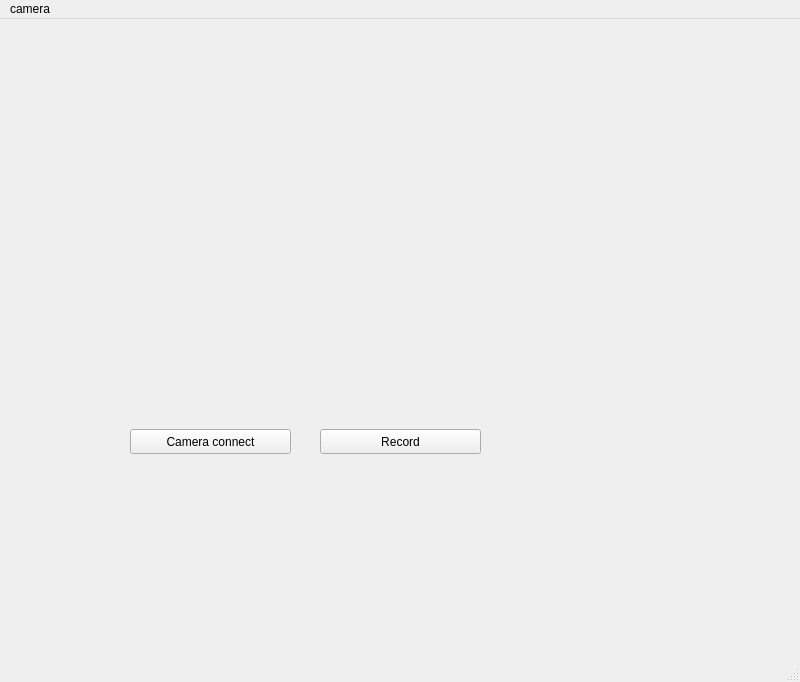
s-woon/PyQT5, file main.ui: the form before one commit.
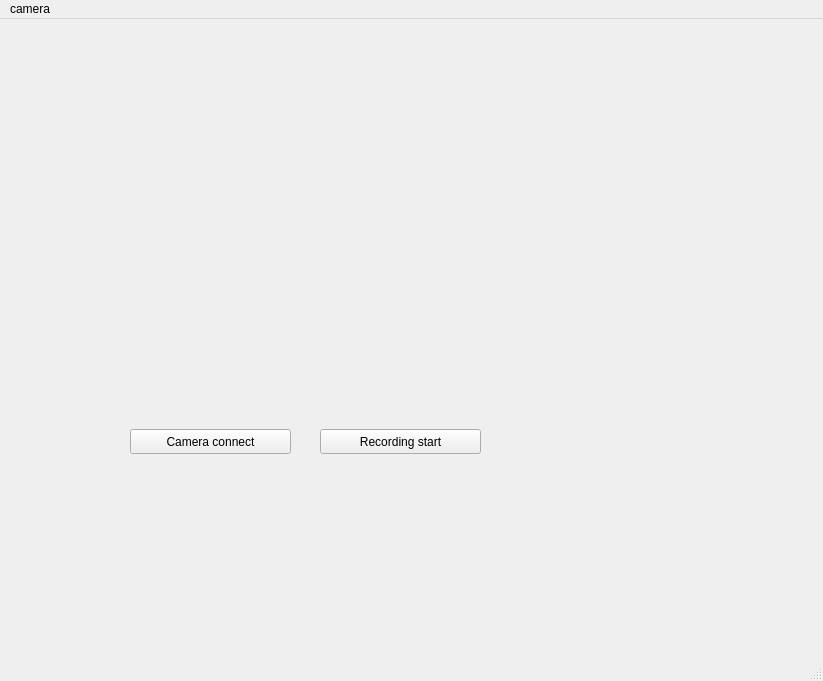
The form after the commit.

What changed in the file:
```diff
--- a/main.ui
+++ b/main.ui
@@ -6,8 +6,8 @@
    <rect>
     <x>0</x>
     <y>0</y>
-    <width>800</width>
-    <height>682</height>
+    <width>823</width>
+    <height>681</height>
    </rect>
   </property>
   <property name="windowTitle">
@@ -19,7 +19,7 @@
      <rect>
       <x>0</x>
       <y>0</y>
-      <width>801</width>
+      <width>821</width>
       <height>641</height>
      </rect>
     </property>
@@ -63,7 +63,19 @@
        </rect>
       </property>
       <property name="text">
-       <string>Record</string>
+       <string>Recording start</string>
+      </property>
+      <property name="checkable">
+       <bool>false</bool>
+      </property>
+      <property name="checked">
+       <bool>false</bool>
+      </property>
+      <property name="autoRepeat">
+       <bool>false</bool>
+      </property>
+      <property name="autoExclusive">
+       <bool>false</bool>
       </property>
      </widget>
     </widget>
@@ -75,8 +87,8 @@
     <rect>
      <x>0</x>
      <y>0</y>
-     <width>800</width>
-     <height>21</height>
+     <width>823</width>
+     <height>27</height>
     </rect>
    </property>
    <widget class="QMenu" name="menucamera">
```
Left out of the diff: 17 changed lines with no effect on the pictures.
